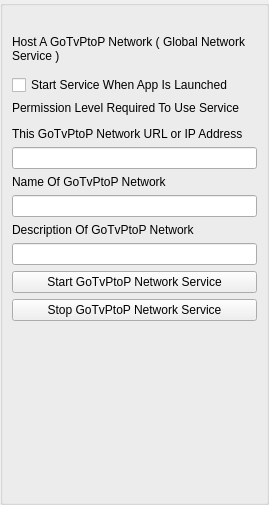
Qt form GoTvApps/GoTvCommon/Forms/AppletGoTvPtoPNetworkHost.ui (brettrjones/gotvptop) before a commit.
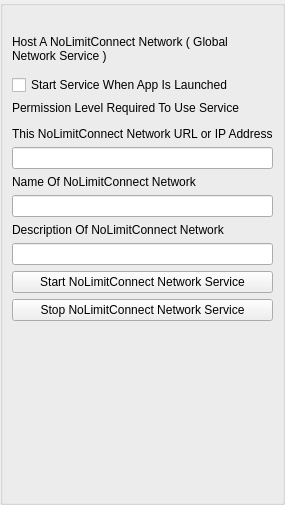
The same form after that commit. Custom widgets are drawn as their Qt base class.

What changed in the file:
```diff
--- a/GoTvApps/GoTvCommon/Forms/AppletGoTvPtoPNetworkHost.ui
+++ b/GoTvApps/GoTvCommon/Forms/AppletGoTvPtoPNetworkHost.ui
@@ -54,7 +54,7 @@
       <item>
        <widget class="QLabel" name="SearchLabel">
         <property name="text">
-         <string>Host A GoTvPtoP Network ( Global Network Service )</string>
+         <string>Host A NoLimitConnect Network ( Global Network Service )</string>
         </property>
         <property name="wordWrap">
          <bool>true</bool>
@@ -84,7 +84,7 @@
       <item>
        <widget class="QLabel" name="m_GroupHostLabel">
         <property name="text">
-         <string>This GoTvPtoP Network URL or IP Address</string>
+         <string>This NoLimitConnect Network URL or IP Address</string>
         </property>
        </widget>
       </item>
@@ -94,7 +94,7 @@
       <item>
        <widget class="QLabel" name="label">
         <property name="text">
-         <string>Name Of GoTvPtoP Network</string>
+         <string>Name Of NoLimitConnect Network</string>
         </property>
        </widget>
       </item>
@@ -104,7 +104,7 @@
       <item>
        <widget class="QLabel" name="label_2">
         <property name="text">
-         <string>Description Of GoTvPtoP Network</string>
+         <string>Description Of NoLimitConnect Network</string>
         </property>
        </widget>
       </item>
@@ -114,7 +114,7 @@
       <item>
        <widget class="QPushButton" name="m_StartButton">
         <property name="text">
-         <string>Start GoTvPtoP Network Service</string>
+         <string>Start NoLimitConnect Network Service</string>
         </property>
        </widget>
       </item>
@@ -133,7 +133,7 @@
          </size>
         </property>
         <property name="text">
-         <string>Stop GoTvPtoP Network Service</string>
+         <string>Stop NoLimitConnect Network Service</string>
         </property>
        </widget>
       </item>
```
Left out of the diff: 6 changed lines with no effect on the pictures.
